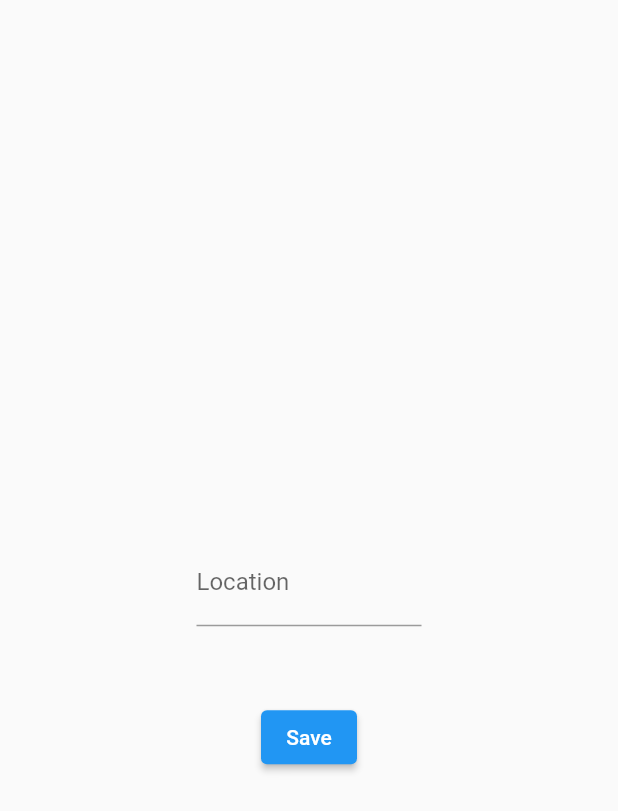
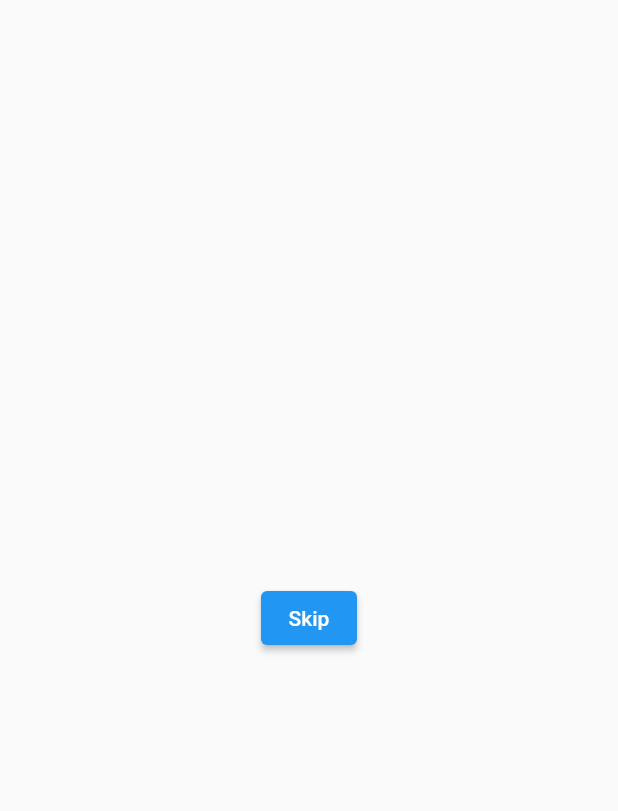
Before and after one commit to Chmpragyan/weather_app_using_flutter, a Flutter app: the first screen one second after launch, on a phone screen of 412 x 824 dp. Shown: the top 811 px of the screen. Run offline on Flutter 3.47's test engine with Material 2 defaults, Android fonts, the phone set to English and light mode, and no system bars.

Commit message:
Splash screen added

```diff
--- a/lib/main.dart
+++ b/lib/main.dart
@@ -1,4 +1,5 @@
 import 'package:flutter/material.dart';
+import 'package:weather_app/screens/help_screen.dart';
 import 'package:weather_app/screens/homepage_screen.dart';
 
 void main()=>runApp(MyApp());
@@ -10,7 +11,7 @@ class MyApp extends StatelessWidget {
   Widget build(BuildContext context) {
     return MaterialApp(
       debugShowCheckedModeBanner: false,
-      home: HomePage(),
+      home: HelpScreen(),
     );
   }
 }
--- a/lib/screens/help_screen.dart
+++ b/lib/screens/help_screen.dart
@@ -0,0 +1,35 @@
+import 'dart:async';
+import 'package:flutter/material.dart';
+import 'package:weather_app/screens/homepage_screen.dart';
+
+class HelpScreen extends StatefulWidget {
+  const HelpScreen({super.key});
+
+  @override
+  State<HelpScreen> createState() => _HelpScreenState();
+}
+
+class _HelpScreenState extends State<HelpScreen> {
+  @override
+  void initState() {
+    super.initState();
+    Timer(
+        Duration(seconds: 5),
+        () => Navigator.pushReplacement(
+            context, MaterialPageRoute(builder: (context) => HomePage())));
+  }
+
+  Widget build(BuildContext context) {
+    return Scaffold(
+      body: Center(
+        child: ElevatedButton(onPressed: _skip, child: Text('Skip')),
+      ),
+    );
+  }
+
+  void _skip(){
+    setState(() {
+      Navigator.push(context, MaterialPageRoute(builder: (context) => HomePage()));
+    });
+  }
+}
```
